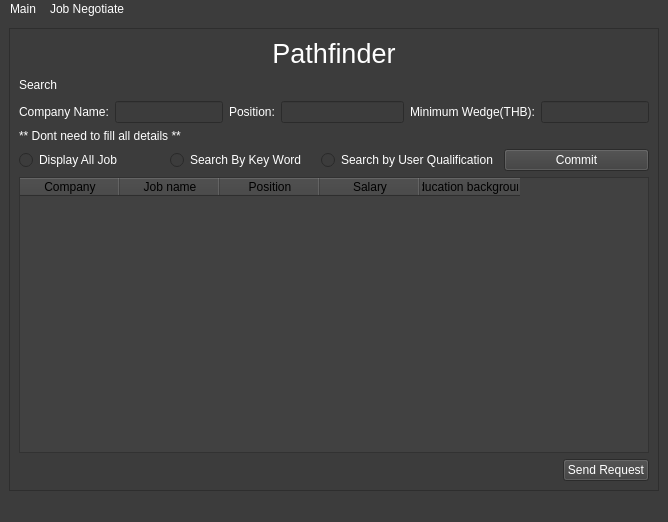
First picture: the form in ui_form/User_main_screen.ui, repository Sirawap/PathFinder-Project, before the edit.
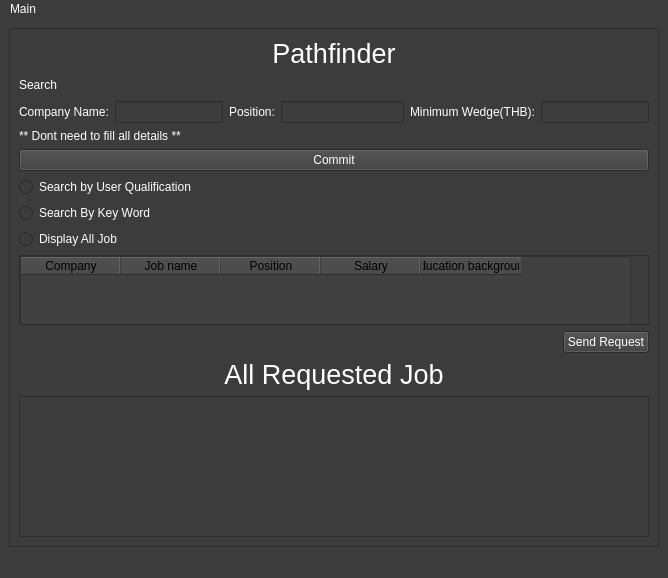
Second picture: the form after the edit.

Commit message: user main ui

Patch:
```diff
--- a/ui_form/User_main_screen.ui
+++ b/ui_form/User_main_screen.ui
@@ -7,7 +7,7 @@
     <x>0</x>
     <y>0</y>
     <width>668</width>
-    <height>522</height>
+    <height>578</height>
    </rect>
   </property>
   <property name="windowTitle">
@@ -56,8 +56,8 @@
         <rect>
          <x>0</x>
          <y>0</y>
-         <width>644</width>
-         <height>447</height>
+         <width>648</width>
+         <height>517</height>
         </rect>
        </property>
        <layout class="QVBoxLayout" name="verticalLayout">
@@ -191,39 +191,56 @@
          </widget>
         </item>
         <item>
-         <layout class="QHBoxLayout" name="horizontalLayout_7">
-          <item>
-           <widget class="QRadioButton" name="radioButton_Show_all">
-            <property name="text">
-             <string>Display All Job</string>
-            </property>
-           </widget>
-          </item>
-          <item>
-           <widget class="QRadioButton" name="radioButton_search__keyword">
-            <property name="text">
-             <string>Search By Key Word</string>
-            </property>
-           </widget>
-          </item>
-          <item>
-           <widget class="QRadioButton" name="radioButton_search_user_profile">
-            <property name="text">
-             <string>Search by User Qualification</string>
-            </property>
-           </widget>
-          </item>
-          <item>
            <widget class="QPushButton" name="pushButton_commit_sen_method">
             <property name="text">
              <string>Commit</string>
             </property>
            </widget>
           </item>
-         </layout>
+        <item>
+         <widget class="QRadioButton" name="radioButton_search_user_profile">
+          <property name="text">
+           <string>Search by User Qualification</string>
+          </property>
+         </widget>
         </item>
         <item>
+         <widget class="QRadioButton" name="radioButton_search__keyword">
+          <property name="text">
+           <string>Search By Key Word</string>
+          </property>
+         </widget>
+        </item>
+        <item>
+         <widget class="QRadioButton" name="radioButton_Show_all">
+          <property name="text">
+           <string>Display All Job</string>
+          </property>
+         </widget>
+        </item>
+        <item>
+         <widget class="QScrollArea" name="scrollArea_2">
+          <property name="widgetResizable">
+           <bool>true</bool>
+          </property>
+          <widget class="QWidget" name="scrollAreaWidgetContents_2">
+           <property name="geometry">
+            <rect>
+             <x>0</x>
+             <y>0</y>
+             <width>628</width>
+             <height>69</height>
+            </rect>
+           </property>
          <widget class="QTableWidget" name="tableWidget">
+            <property name="geometry">
+             <rect>
+              <x>0</x>
+              <y>0</y>
+              <width>611</width>
+              <height>331</height>
+             </rect>
+            </property>
           <property name="styleSheet">
            <string notr="true">background-color: rgb(65,65,65);
 color: rgb(0,0,0);</string>
@@ -270,6 +287,8 @@
            </property>
           </column>
          </widget>
+          </widget>
+         </widget>
         </item>
         <item>
          <layout class="QHBoxLayout" name="horizontalLayout_8">
@@ -295,6 +314,24 @@
           </item>
          </layout>
         </item>
+        <item>
+         <widget class="QLabel" name="label_6">
+          <property name="font">
+           <font>
+            <pointsize>20</pointsize>
+           </font>
+          </property>
+          <property name="text">
+           <string>All Requested Job</string>
+          </property>
+          <property name="alignment">
+           <set>Qt::AlignCenter</set>
+          </property>
+         </widget>
+        </item>
+        <item>
+         <widget class="QTableWidget" name="tableWidget_requested_job"/>
+        </item>
        </layout>
       </widget>
      </widget>
@@ -307,7 +344,7 @@
      <x>0</x>
      <y>0</y>
      <width>668</width>
-     <height>26</height>
+     <height>21</height>
     </rect>
    </property>
    <widget class="QMenu" name="menuMain">
@@ -321,15 +358,7 @@
     <addaction name="actionView_Profile"/>
     <addaction name="separator"/>
    </widget>
-   <widget class="QMenu" name="menuJob_Negotiate">
-    <property name="title">
-     <string>Job Negotiate</string>
-    </property>
-    <addaction name="actionView_Sended_Job_Request"/>
-    <addaction name="actionView_Reply_Tray"/>
-   </widget>
    <addaction name="menuMain"/>
-   <addaction name="menuJob_Negotiate"/>
   </widget>
   <widget class="QStatusBar" name="statusbar"/>
   <action name="actionLog_Out">
```
Lines whose indentation alone changed are shown as unchanged. The commit also changes 1 other file.
